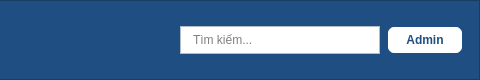
The window that ui/navbar.ui (maihuybao/SmartLockUEL) describes before a commit, drawn with Qt 5; both pictures show x 320 to 800 and y 0 to 80 of the 800 by 80 pixel window.
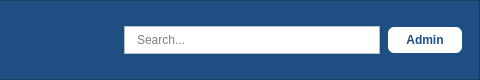
The same window after the commit.

What changed in the file:
```diff
--- a/ui/navbar.ui
+++ b/ui/navbar.ui
@@ -65,13 +65,13 @@
     <widget class="QLineEdit" name="lineEditSearch">
      <property name="minimumSize">
       <size>
-       <width>200</width>
+       <width>150</width>
        <height>0</height>
       </size>
      </property>
      <property name="maximumSize">
       <size>
-       <width>200</width>
+       <width>400</width>
        <height>16777215</height>
       </size>
      </property>
@@ -88,7 +88,7 @@
 }</string>
      </property>
      <property name="placeholderText">
-      <string>Tìm kiếm...</string>
+      <string>Search...</string>
      </property>
     </widget>
    </item>
```
